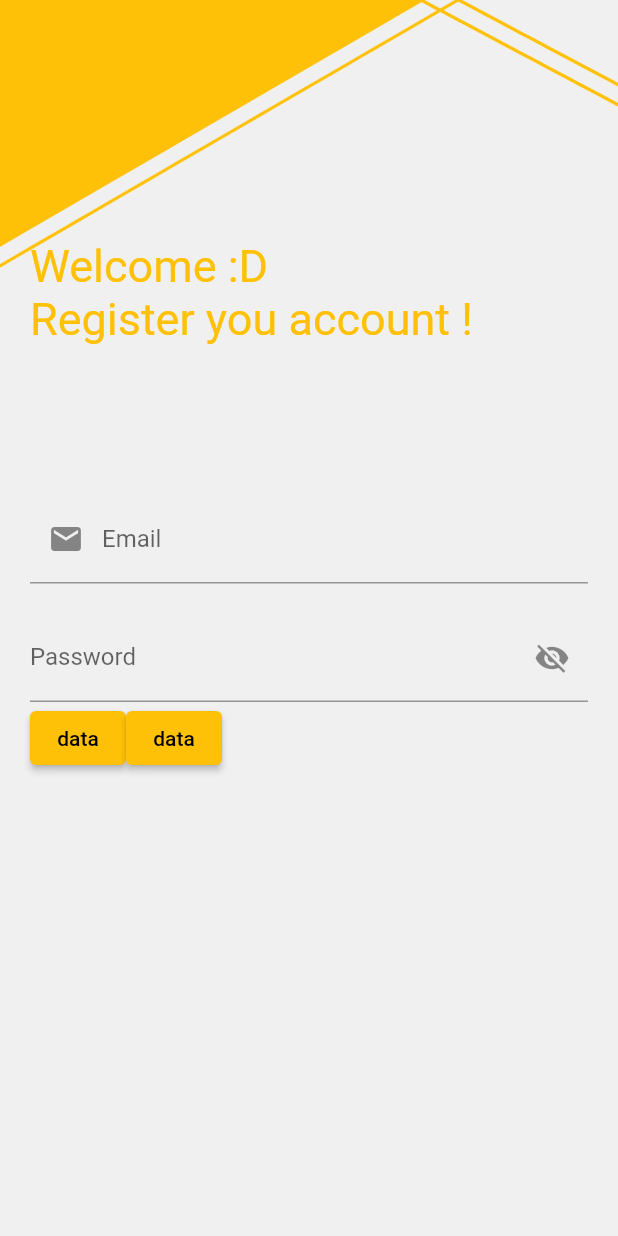
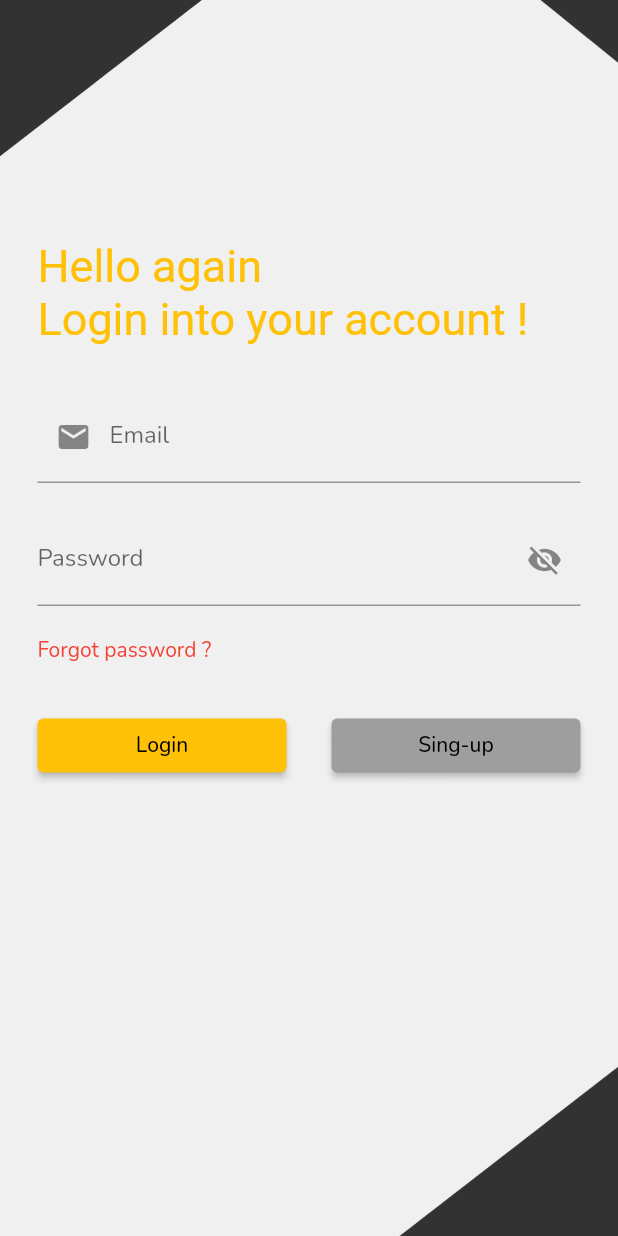
Before and after one commit to luisf4/chat-app-flutter, a Flutter app: the screen it shows after launch, on a phone screen of 412 x 824 dp. Run offline on Flutter 3.47's test engine with Material 2 defaults, Android fonts, the phone set to English and light mode, and no system bars; our stand-ins replace firebase_auth, firebase_core; accounts and stored records are empty; Roboto replaces fonts that are missing (NunitoBold).

Commit message:
added a register and forgot password page

```diff
--- a/lib/main.dart
+++ b/lib/main.dart
@@ -1,6 +1,7 @@
-// ignore_for_file: prefer_const_constructors, must_be_immutable, curly_braces_in_flow_control_structures, avoid_unnecessary_containers
+// ignore_for_file: prefer_const_constructors, must_be_immutable, curly_braces_in_flow_control_structures, avoid_unnecessary_containers, use_key_in_widget_constructors
 // ignore_for_file: prefer_const_literals_to_create_immutables
 
+import 'package:chat_app/pages/loginPage.dart';
 import 'package:firebase_core/firebase_core.dart';
 import 'package:flutter/material.dart';
 
@@ -17,21 +18,11 @@ class MyApp extends StatefulWidget {
 }
 
 class _MyAppState extends State<MyApp> {
-  final emailController = TextEditingController();
-  final passwordController = TextEditingController();
-  bool passwordInvisible = true;
-
-  @override
-  void initState() {
-    super.initState();
-
-    emailController.addListener(() => setState(() {}));
-  }
-
   @override
   Widget build(BuildContext context) {
     return MaterialApp(
       theme: ThemeData(
+        fontFamily: 'Nunito',
         primarySwatch: Colors.amber,
         textTheme: TextTheme(
           headline1: TextStyle(color: Colors.red),
@@ -40,101 +31,7 @@ class _MyAppState extends State<MyApp> {
           subtitle1: TextStyle(color: Colors.red),
         ),
       ),
-      home: SafeArea(
-        child: Container(
-          decoration: BoxDecoration(
-            image: DecorationImage(
-              image: AssetImage("images/background.png"),
-              fit: BoxFit.cover,
-            ),
-          ),
-          child: Scaffold(
-            backgroundColor: Colors.transparent,
-            body: Container(
-              padding: const EdgeInsets.only(left: 20, right: 20),
-              child: Form(
-                child: Column(
-                  crossAxisAlignment: CrossAxisAlignment.start,
-                  children: [
-                    SizedBox(
-                      height: 160,
-                    ),
-                    Text(
-                      "Welcome :D",
-                      style: TextStyle(
-                        fontSize: 30,
-                        color: Colors.amber,
-                      ),
-                    ),
-                    Text(
-                      "Register you account !",
-                      style: TextStyle(
-                        fontSize: 30,
-                        color: Colors.amber,
-                      ),
-                    ),
-                    SizedBox(
-                      height: 100,
-                    ),
-                    TextField(
-                      style: TextStyle(color: Colors.amber),
-                      controller: emailController,
-                      decoration: InputDecoration(
-                        hintText: 'example@example.com',
-                        labelText: 'Email',
-                        prefixIcon: Icon(Icons.mail),
-                        suffixIcon: emailController.text.isEmpty
-                            ? Container(
-                                width: 0,
-                              )
-                            : IconButton(
-                                icon: Icon(Icons.close),
-                                onPressed: () => emailController.clear(),
-                              ),
-                      ),
-                      keyboardType: TextInputType.emailAddress,
-                      textInputAction: TextInputAction.done,
-                    ),
-                    SizedBox(
-                      height: 20,
-                    ),
-                    TextField(
-                      style: TextStyle(color: Colors.amber),
-                      controller: passwordController,
-                      decoration: InputDecoration(
-                        hintText: 'password',
-                        labelText: 'Password',
-                        suffixIcon: IconButton(
-                          icon: passwordInvisible
-                              ? Icon(Icons.visibility_off)
-                              : Icon(Icons.visibility),
-                          onPressed: () => setState(
-                              () => passwordInvisible = !passwordInvisible),
-                        ),
-                      ),
-                      obscureText: passwordInvisible,
-                    ),
-                    Row(
-                      children: [
-                        ElevatedButton(
-                          onPressed: () {},
-                          child: Text('data'),
-                        ),
-                        SizedBox(
-                          child: ElevatedButton(
-                            onPressed: () {},
-                            child: Text('data'),
-                          ),
-                        ),
-                      ],
-                    )
-                  ],
-                ),
-              ),
-            ),
-          ),
-        ),
-      ),
+      home: LoginPage()
     );
   }
 }
--- /dev/null
+++ b/lib/models/modelAuth.dart
@@ -0,0 +1,11 @@
+// ignore_for_file: file_names
+
+import 'package:firebase_auth/firebase_auth.dart';
+
+// Função de login
+Future login(loginEmail, loginPassword) async {
+  await FirebaseAuth.instance.signInWithEmailAndPassword(
+    email: loginEmail.text.trim(),
+    password: loginPassword.text.trim(),
+  );
+}
--- /dev/null
+++ b/lib/pages/loginPage.dart
@@ -0,0 +1,145 @@
+// ignore_for_file: unnecessary_import, file_names, prefer_const_constructors
+
+import 'package:chat_app/pages/singupPage.dart';
+import 'package:flutter/material.dart';
+
+class LoginPage extends StatefulWidget {
+  const LoginPage({super.key});
+
+  @override
+  State<LoginPage> createState() => _LoginPageState();
+}
+
+class _LoginPageState extends State<LoginPage> {
+  final _emailController = TextEditingController();
+  final _passwordController = TextEditingController();
+  bool passwordInvisible = true;
+
+  @override
+  void initState() {
+    super.initState();
+
+    _emailController.addListener(() => setState(() {}));
+  }
+
+  @override
+  Widget build(BuildContext context) {
+    return SafeArea(
+      child: Container(
+        decoration: BoxDecoration(
+          image: DecorationImage(
+            image: AssetImage("images/background.png"),
+            fit: BoxFit.cover,
+          ),
+        ),
+        child: Scaffold(
+          backgroundColor: Colors.transparent,
+          body: SingleChildScrollView(
+            child: Container(
+              padding: const EdgeInsets.only(left: 25, right: 25),
+              child: Form(
+                child: Column(
+                  crossAxisAlignment: CrossAxisAlignment.start,
+                  children: [
+                    SizedBox(
+                      height: 160,
+                    ),
+                    Text(
+                      "Hello again ",
+                      style: TextStyle(
+                        fontFamily: 'NunitoBold',
+                        fontSize: 30,
+                        color: Colors.amber,
+                      ),
+                    ),
+                    Text(
+                      "Login into your account !",
+                      style: TextStyle(
+                        fontFamily: 'NunitoBold',
+                        fontSize: 30,
+                        color: Colors.amber,
+                      ),
+                    ),
+                    SizedBox(
+                      height: 30,
+                    ),
+                    TextField(
+                      style: TextStyle(color: Colors.amber),
+                      controller: _emailController,
+                      decoration: InputDecoration(
+                        hintText: 'example@example.com',
+                        labelText: 'Email',
+                        prefixIcon: Icon(Icons.mail),
+                        suffixIcon: _emailController.text.isEmpty
+                            ? Container(
+                                width: 0,
+                              )
+                            : IconButton(
+                                icon: Icon(Icons.close),
+                                onPressed: () => _emailController.clear(),
+                              ),
+                      ),
+                      keyboardType: TextInputType.emailAddress,
+                      textInputAction: TextInputAction.done,
+                    ),
+                    SizedBox(
+                      height: 20,
+                    ),
+                    TextField(
+                      style: TextStyle(color: Colors.amber),
+                      controller: _passwordController,
+                      decoration: InputDecoration(
+                        hintText: 'Password',
+                        labelText: 'Password',
+                        suffixIcon: IconButton(
+                          icon: passwordInvisible
+                              ? Icon(Icons.visibility_off)
+                              : Icon(Icons.visibility),
+                          onPressed: () => setState(
+                              () => passwordInvisible = !passwordInvisible),
+                        ),
+                      ),
+                      obscureText: passwordInvisible,
+                    ),
+                    Padding(
+                      padding: const EdgeInsets.fromLTRB(0, 20, 0, 30),
+                      child: Text('Forgot password ?'),
+                    ),
+                    Row(
+                      children: [
+                        Expanded(
+                          child: ElevatedButton(
+                            onPressed: () {},
+                            child: Text('Login'),
+                          ),
+                        ),
+                        SizedBox(
+                          width: 30,
+                        ),
+                        Expanded(
+                          child: ElevatedButton(
+                            onPressed: () {
+                              Navigator.push(
+                                context,
+                                MaterialPageRoute(
+                                  builder: (context) => const SingUp(),
+                                ),
+                              );
+                            },
+                            style: ElevatedButton.styleFrom(
+                                backgroundColor: Colors.grey),
+                            child: Text('Sing-up'),
+                          ),
+                        ),
+                      ],
+                    )
+                  ],
+                ),
+              ),
+            ),
+          ),
+        ),
+      ),
+    );
+  }
+}
```
Also changed, not shown: lib/pages/forgotPage.dart (added, +93 -0 lines), lib/pages/singupPage.dart (added, +190 -0 lines), pubspec.yaml (+12 -12 lines), asset/fonts/Nunito-Bold.ttf (added), asset/fonts/Nunito-Medium.ttf (added), images/background.png, pubspec.lock, 1 other file.
